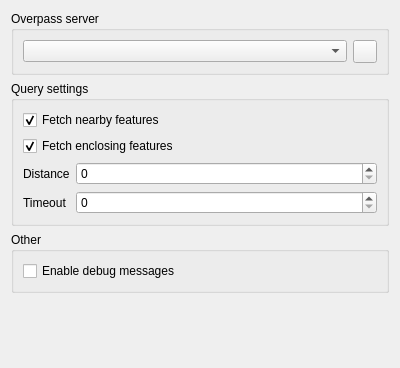
Old version of the form src/osminfo/ui/osm_info_settings_page_base.ui in the repository nextgis/qgis_osminfo.
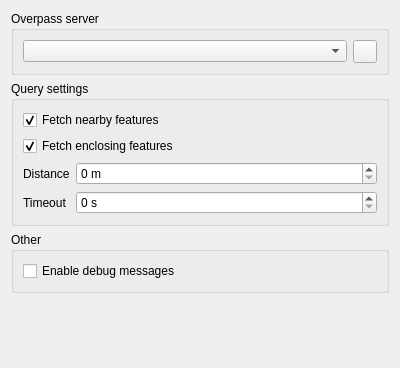
New version of the form.

Commit message:
Add suffix to spinboxes for timeout and distance
QPL-339

Diff of the .ui file:
```diff
--- a/src/osminfo/ui/osm_info_settings_page_base.ui
+++ b/src/osminfo/ui/osm_info_settings_page_base.ui
@@ -79,10 +79,18 @@
          </widget>
         </item>
         <item row="1" column="1">
-         <widget class="QSpinBox" name="timeout_spinbox"/>
+         <widget class="QSpinBox" name="timeout_spinbox">
+          <property name="suffix">
+           <string> s</string>
+          </property>
+         </widget>
         </item>
         <item row="0" column="1">
-         <widget class="QSpinBox" name="distance_spinbox"/>
+         <widget class="QSpinBox" name="distance_spinbox">
+          <property name="suffix">
+           <string> m</string>
+          </property>
+         </widget>
         </item>
         <item row="0" column="0">
          <widget class="QLabel" name="distance_label">
```
